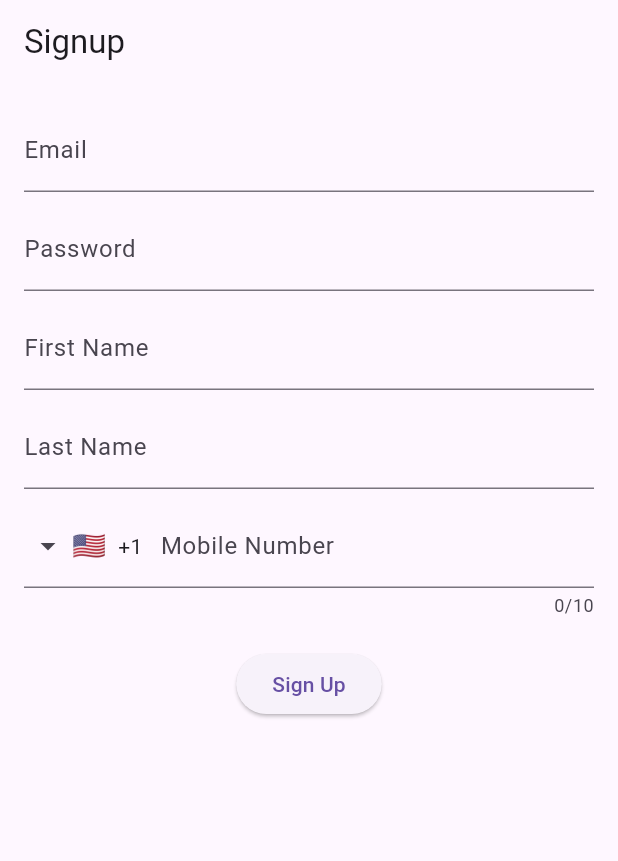
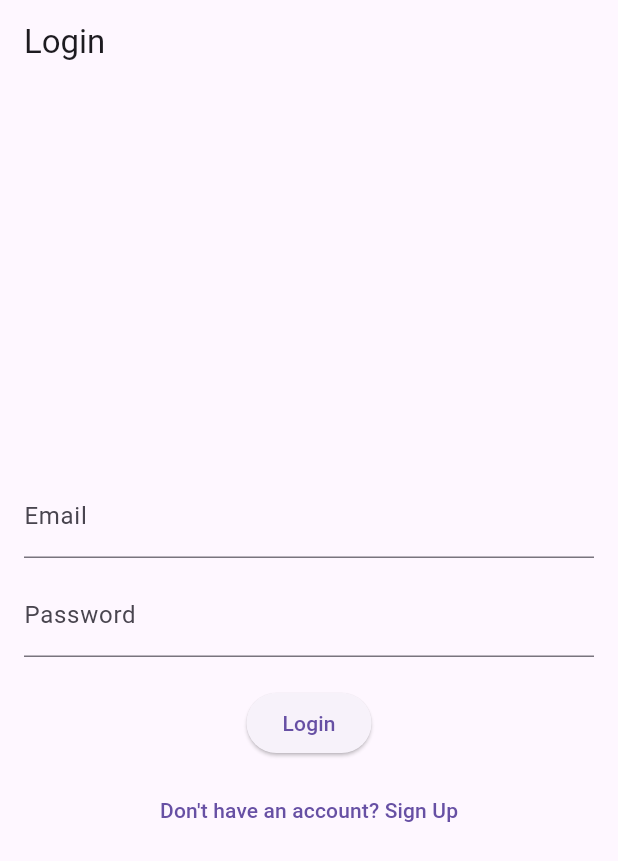
Before and after one commit to yeole-rohan/Wallie, a Flutter app: the screen it shows after launch, on a phone screen of 412 x 824 dp. Shown: the top 861 px of the screen. Run offline on Flutter 3.47's test engine with Material 3 defaults, Android fonts, the phone set to English and light mode, and no system bars; drawn by our look-alikes of intl_phone_field; our stand-ins replace dio, email_validator, flutter_secure_storage.

Commit message:
added signup and login pages.

```diff
--- a/frontend/wallie/lib/core/constants.dart
+++ b/frontend/wallie/lib/core/constants.dart
@@ -1,4 +1,5 @@
 class ApiConstants {
   static const String baseUrl = "http://127.0.0.1:8000/";
   static const String createAccount = "${baseUrl}create-account/";
+  static const String login = "${baseUrl}api/token/";
 }
--- a/frontend/wallie/lib/main.dart
+++ b/frontend/wallie/lib/main.dart
@@ -1,12 +1,38 @@
 import 'package:flutter/material.dart';
+import 'package:flutter_secure_storage/flutter_secure_storage.dart';
 import 'package:wallie/presentation/screens/signup_screen.dart';
+import 'package:wallie/presentation/screens/login_screen.dart';
+import 'package:wallie/presentation/screens/home_screen.dart';
 
 void main() {
-  runApp(MyApp());
+  runApp(const MyApp());
 }
 
-class MyApp extends StatelessWidget {
+class MyApp extends StatefulWidget {
   const MyApp({super.key});
+
+  @override
+  _MyAppState createState() => _MyAppState();
+}
+
+class _MyAppState extends State<MyApp> {
+  final _storage = const FlutterSecureStorage();
+  String _initialRoute = 'login';
+
+  @override
+  void initState() {
+    super.initState();
+    _checkLoginStatus();
+  }
+
+  Future<void> _checkLoginStatus() async {
+    final token = await _storage.read(key: "access_token");
+    if (token != null) {
+      setState(() {
+        _initialRoute = 'home';
+      });
+    }
+  }
 
   @override
   Widget build(BuildContext context) {
@@ -16,10 +42,11 @@ class MyApp extends StatelessWidget {
       theme: ThemeData(
         primarySwatch: Colors.blue,
       ),
-      initialRoute: 'signup',
+      initialRoute: _initialRoute, // Check login status and navigate
       routes: {
-        'signup': (context) => SignupScreen(),
-        // Add more routes here (e.g., login, home screen)
+        'signup': (context) => const SignupScreen(),
+        'login': (context) => const LoginScreen(),
+        'home': (context) => const HomeScreen(),
       },
     );
   }
--- /dev/null
+++ b/frontend/wallie/lib/presentation/screens/login_screen.dart
@@ -0,0 +1,118 @@
+import 'package:flutter/material.dart';
+import 'package:dio/dio.dart';
+import 'package:email_validator/email_validator.dart';
+import 'package:flutter_secure_storage/flutter_secure_storage.dart';
+import 'package:wallie/core/constants.dart';
+import 'package:wallie/presentation/screens/home_screen.dart';
+
+class LoginScreen extends StatefulWidget {
+  const LoginScreen({super.key});
+
+  @override
+  _LoginScreenState createState() => _LoginScreenState();
+}
+
+class _LoginScreenState extends State<LoginScreen> {
+  final _formKey = GlobalKey<FormState>();
+  final TextEditingController _emailController = TextEditingController();
+  final TextEditingController _passwordController = TextEditingController();
+  bool _isLoading = false;
+  final _storage = const FlutterSecureStorage();
+
+  // Function to log in the user
+  Future<void> _login() async {
+    if (!_formKey.currentState!.validate()) return;
+
+    setState(() => _isLoading = true);
+
+    try {
+      final response = await Dio().post(
+        ApiConstants.login, // API endpoint
+        data: {
+          "email": _emailController.text.trim(),
+          "password": _passwordController.text,
+        },
+      );
+
+      if (response.statusCode == 200 && response.data["access"] != null) {
+        _showMessage("Login successful", Colors.green);
+        final data = response.data;
+        // Save data in secure storage
+        await _storage.write(key: "access_token", value: data["access"]);
+        await _storage.write(key: "refresh_token", value: data["refresh"]);
+        await _storage.write(key: "email", value: data["email"]);
+        await _storage.write(key: "full_name", value: data["full_name"]);
+        await _storage.write(
+            key: "mobile_number", value: data["mobile_number"]);
+
+        Navigator.push(
+          context,
+          MaterialPageRoute(builder: (context) => const HomeScreen()),
+        );
+      } else {
+        _showMessage("Invalid email or password", Colors.red);
+      }
+    } on DioException catch (e) {
+      _showMessage(e.response?.data["error"] ?? "Login failed!", Colors.red);
+    } finally {
+      setState(() => _isLoading = false);
+    }
+  }
+
+  // Show Snackbar Message
+  void _showMessage(String message, Color color) {
+    ScaffoldMessenger.of(context).showSnackBar(
+      SnackBar(content: Text(message), backgroundColor: color),
+    );
+  }
+
+  @override
+  Widget build(BuildContext context) {
+    return Scaffold(
+      appBar: AppBar(title: const Text("Login")),
+      body: Padding(
+        padding: const EdgeInsets.all(16.0),
+        child: Form(
+          key: _formKey,
+          child: Column(
+            mainAxisAlignment: MainAxisAlignment.center,
+            children: [
+              TextFormField(
+                controller: _emailController,
+                keyboardType: TextInputType.emailAddress,
+                decoration: const InputDecoration(labelText: "Email"),
+                validator: (value) => EmailValidator.validate(value ?? "")
+                    ? null
+                    : "Enter a valid email",
+              ),
+              const SizedBox(height: 10),
+              TextFormField(
+                controller: _passwordController,
+                obscureText: true,
+                decoration: const InputDecoration(labelText: "Password"),
+                validator: (value) => (value == null || value.length < 6)
+                    ? "Enter a valid password"
+                    : null,
+              ),
+              const SizedBox(height: 20),
+              ElevatedButton(
+                onPressed: _isLoading ? null : _login,
+                child: _isLoading
+                    ? const CircularProgressIndicator(color: Colors.white)
+                    : const Text("Login"),
+              ),
+              const SizedBox(height: 10), // Spacing between buttons
+              TextButton(
+                onPressed: () {
+                  Navigator.pushNamed(
+                      context, 'signup'); // ✅ Navigate to Signup Page
+                },
+                child: const Text("Don't have an account? Sign Up"),
+              ),
+            ],
+          ),
+        ),
+      ),
+    );
+  }
+}
--- a/frontend/wallie/pubspec.yaml
+++ b/frontend/wallie/pubspec.yaml
@@ -12,6 +12,7 @@ dependencies:
   dio: ^5.8.0+1
   email_validator: ^3.0.0
   intl_phone_field: ^3.2.0
+  flutter_secure_storage: ^9.2.4
 
 dev_dependencies:
   flutter_test:
```
Also changed, not shown: frontend/wallie/lib/presentation/screens/home_screen.dart (added, +57 -0 lines), frontend/wallie/lib/presentation/screens/signup_screen.dart (+39 -0 lines), frontend/wallie/pubspec.lock, 6 other files.
